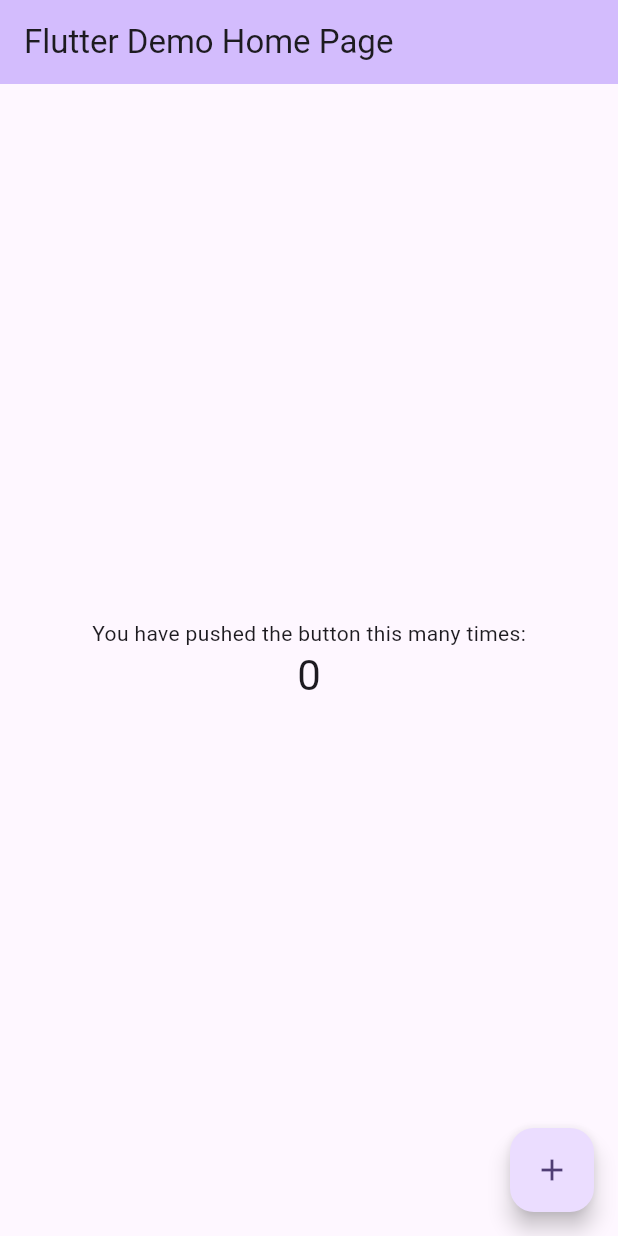
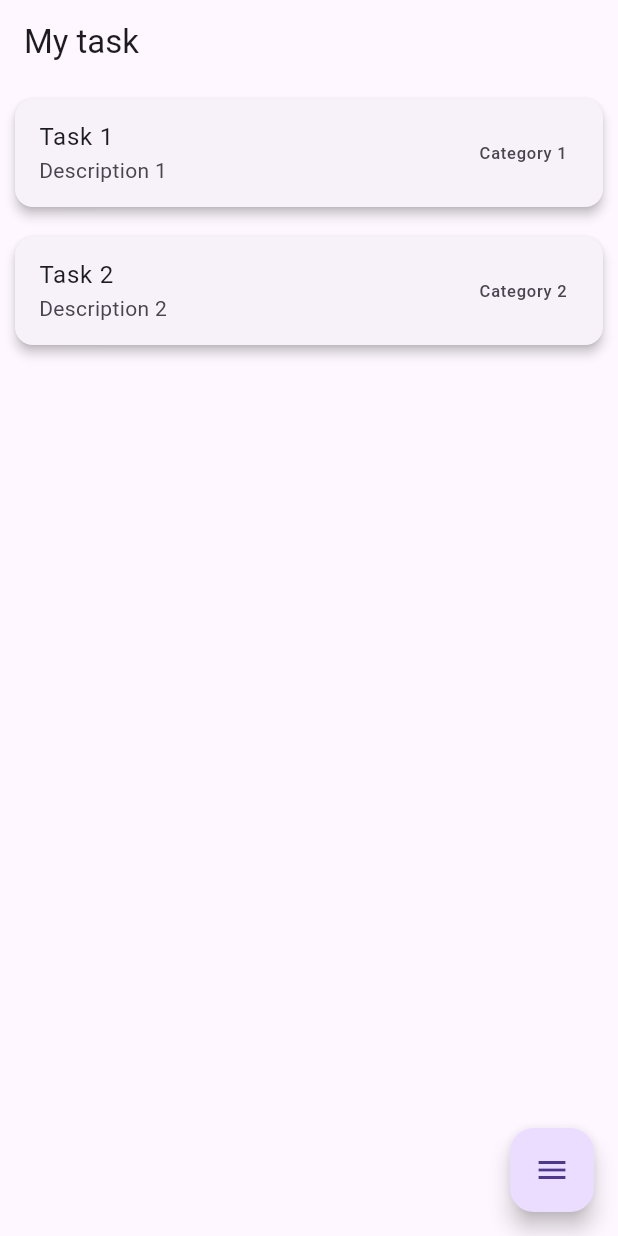
Before and after one commit to Navi321/task_manager_app, a Flutter app: the screen it shows after launch, on a phone screen of 412 x 824 dp. Run offline on Flutter 3.47's test engine with Material 3 defaults, Android fonts, the phone set to English and light mode, and no system bars.

Commit message:
Add first elements

```diff
--- a/lib/main.dart
+++ b/lib/main.dart
@@ -1,125 +1,22 @@
 import 'package:flutter/material.dart';
+import 'screens/home_screen.dart';
 
 void main() {
-  runApp(const MyApp());
+  runApp(MyApp());
 }
 
 class MyApp extends StatelessWidget {
   const MyApp({super.key});
 
-  // This widget is the root of your application.
   @override
     Widget build(BuildContext context) {
       return MaterialApp(
-      title: 'Flutter Demo',
+        debugShowCheckedModeBanner: false,
+        title: 'PlanIt',
         theme: ThemeData(
-        // This is the theme of your application.
-        //
-        // TRY THIS: Try running your application with "flutter run". You'll see
-        // the application has a purple toolbar. Then, without quitting the app,
-        // try changing the seedColor in the colorScheme below to Colors.green
-        // and then invoke "hot reload" (save your changes or press the "hot
-        // reload" button in a Flutter-supported IDE, or press "r" if you used
-        // the command line to start the app).
-        //
-        // Notice that the counter didn't reset back to zero; the application
-        // state is not lost during the reload. To reset the state, use hot
-        // restart instead.
-        //
-        // This works for code too, not just values: Most code changes can be
-        // tested with just a hot reload.
-        colorScheme: ColorScheme.fromSeed(seedColor: Colors.deepPurple),
-        useMaterial3: true,
+          primarySwatch: Colors.blue,
         ),
-      home: const MyHomePage(title: 'Flutter Demo Home Page'),
+        home: HomeScreen(),
       );
     }
   }
-
-class MyHomePage extends StatefulWidget {
-  const MyHomePage({super.key, required this.title});
-
-  // This widget is the home page of your application. It is stateful, meaning
-  // that it has a State object (defined below) that contains fields that affect
-  // how it looks.
-
-  // This class is the configuration for the state. It holds the values (in this
-  // case the title) provided by the parent (in this case the App widget) and
-  // used by the build method of the State. Fields in a Widget subclass are
-  // always marked "final".
-
-  final String title;
-
-  @override
-  State<MyHomePage> createState() => _MyHomePageState();
-}
-
-class _MyHomePageState extends State<MyHomePage> {
-  int _counter = 0;
-
-  void _incrementCounter() {
-    setState(() {
-      // This call to setState tells the Flutter framework that something has
-      // changed in this State, which causes it to rerun the build method below
-      // so that the display can reflect the updated values. If we changed
-      // _counter without calling setState(), then the build method would not be
-      // called again, and so nothing would appear to happen.
-      _counter++;
-    });
-  }
-
-  @override
-  Widget build(BuildContext context) {
-    // This method is rerun every time setState is called, for instance as done
-    // by the _incrementCounter method above.
-    //
-    // The Flutter framework has been optimized to make rerunning build methods
-    // fast, so that you can just rebuild anything that needs updating rather
-    // than having to individually change instances of widgets.
-    return Scaffold(
-      appBar: AppBar(
-        // TRY THIS: Try changing the color here to a specific color (to
-        // Colors.amber, perhaps?) and trigger a hot reload to see the AppBar
-        // change color while the other colors stay the same.
-        backgroundColor: Theme.of(context).colorScheme.inversePrimary,
-        // Here we take the value from the MyHomePage object that was created by
-        // the App.build method, and use it to set our appbar title.
-        title: Text(widget.title),
-      ),
-      body: Center(
-        // Center is a layout widget. It takes a single child and positions it
-        // in the middle of the parent.
-        child: Column(
-          // Column is also a layout widget. It takes a list of children and
-          // arranges them vertically. By default, it sizes itself to fit its
-          // children horizontally, and tries to be as tall as its parent.
-          //
-          // Column has various properties to control how it sizes itself and
-          // how it positions its children. Here we use mainAxisAlignment to
-          // center the children vertically; the main axis here is the vertical
-          // axis because Columns are vertical (the cross axis would be
-          // horizontal).
-          //
-          // TRY THIS: Invoke "debug painting" (choose the "Toggle Debug Paint"
-          // action in the IDE, or press "p" in the console), to see the
-          // wireframe for each widget.
-          mainAxisAlignment: MainAxisAlignment.center,
-          children: <Widget>[
-            const Text(
-              'You have pushed the button this many times:',
-            ),
-            Text(
-              '$_counter',
-              style: Theme.of(context).textTheme.headlineMedium,
-            ),
-          ],
-        ),
-      ),
-      floatingActionButton: FloatingActionButton(
-        onPressed: _incrementCounter,
-        tooltip: 'Increment',
-        child: const Icon(Icons.add),
-      ), // This trailing comma makes auto-formatting nicer for build methods.
-    );
-  }
-}
--- a/lib/screens/home_screen.dart
+++ b/lib/screens/home_screen.dart
@@ -0,0 +1,48 @@
+import 'package:flutter/material.dart';
+
+class HomeScreen extends StatelessWidget {
+  const HomeScreen({super.key});
+
+  @override
+  Widget build(BuildContext context) {
+    return Scaffold(
+      appBar: AppBar(
+        title: Text('My task'),
+
+      ),
+      body: ListView(
+        children: [
+          TaskCard(title: 'Task 1', description: 'Description 1', category: 'Category 1'),
+          TaskCard(title: 'Task 2', description: 'Description 2', category: 'Category 2'),
+        ],
+      ),
+      floatingActionButton: FloatingActionButton(
+        onPressed: () {
+          // Open the menu
+        },
+        child: Icon(Icons.menu),
+      ),
+    );
+  }
+}
+
+class TaskCard extends StatelessWidget {
+  final String title;
+  final String description;
+  final String category;
+
+  const TaskCard({super.key, required this.title, required this.description, required this.category});
+
+  @override
+  Widget build(BuildContext context) {
+    return Card(
+      margin: EdgeInsets.all(10),
+      elevation: 3,
+      child: ListTile(
+        title: Text(title),
+        subtitle: Text(description),
+        trailing: Text(category),
+      ),
+    );
+  }
+}
```
Also changed, not shown: 1 other file. Lines whose indentation alone changed are shown as unchanged.
